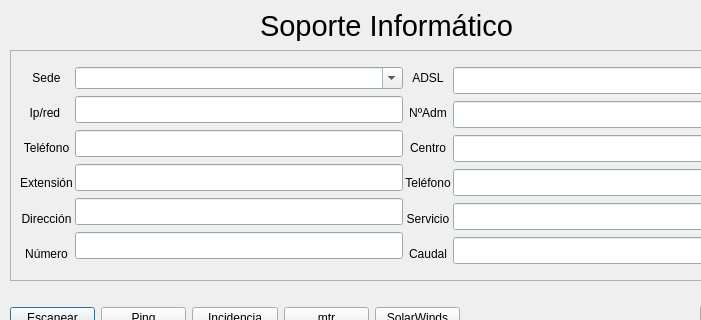
Before: the Qt Designer form soporte.ui in kapazao/GrxMenu, drawn with Qt 5; both pictures show x 0 to 701 and y 0 to 320 of the 792 by 808 pixel window.
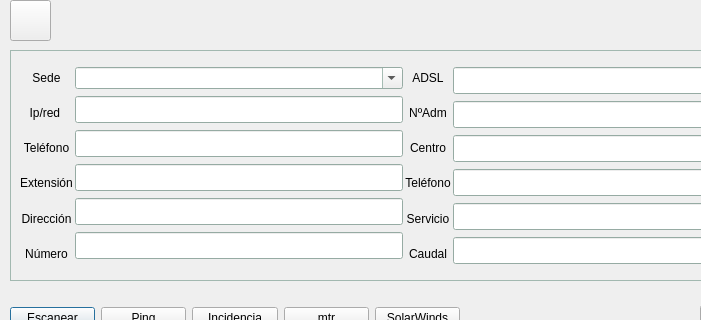
After: the same form once the commit is applied. Icons and pictures are not drawn.

```diff
--- a/soporte.ui
+++ b/soporte.ui
@@ -13,24 +13,6 @@
   <property name="windowTitle">
    <string>Soporte</string>
   </property>
-  <widget class="QLabel" name="label_13">
-   <property name="geometry">
-    <rect>
-     <x>260</x>
-     <y>10</y>
-     <width>291</width>
-     <height>31</height>
-    </rect>
-   </property>
-   <property name="font">
-    <font>
-     <pointsize>22</pointsize>
-    </font>
-   </property>
-   <property name="text">
-    <string>Soporte Informático</string>
-   </property>
-  </widget>
   <widget class="QFrame" name="frame">
    <property name="geometry">
     <rect>
@@ -510,6 +492,38 @@
     </widget>
    </widget>
   </widget>
+  <widget class="QPushButton" name="pushButton">
+   <property name="geometry">
+    <rect>
+     <x>10</x>
+     <y>0</y>
+     <width>41</width>
+     <height>41</height>
+    </rect>
+   </property>
+   <property name="text">
+    <string/>
+   </property>
+   <property name="icon">
+    <iconset>
+     <normaloff>imagenes/iconos/portafirmas.jpg</normaloff>imagenes/iconos/portafirmas.jpg</iconset>
+   </property>
+   <property name="iconSize">
+    <size>
+     <width>30</width>
+     <height>30</height>
+    </size>
+   </property>
+  </widget>
+  <action name="actionPortafirmas">
+   <property name="icon">
+    <iconset>
+     <normaloff>imagenes/iconos/portafirmas.jpg</normaloff>imagenes/iconos/portafirmas.jpg</iconset>
+   </property>
+   <property name="text">
+    <string>Portafirmas</string>
+   </property>
+  </action>
  </widget>
  <resources/>
  <connections>
```
